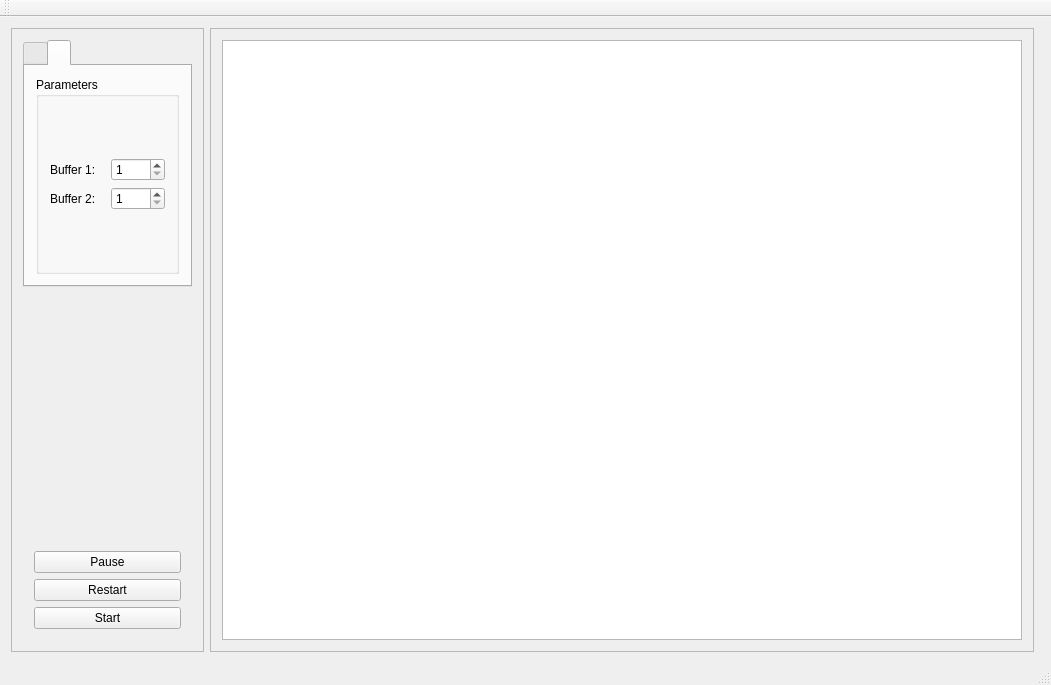
Before: the Qt Designer form mainwindow.ui in krasux/EBC, drawn with Qt 5.
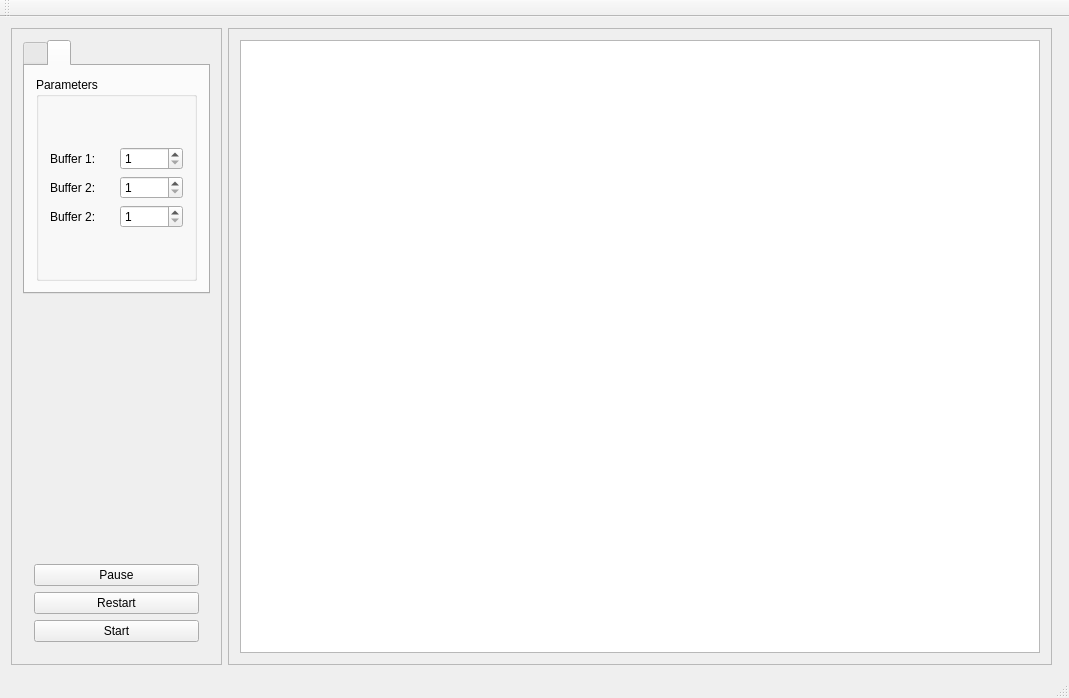
After: the same form once the commit is applied. The open tabs and pages were chosen to show the change.

Commit message: Another buffer added

Patch:
```diff
--- a/mainwindow.ui
+++ b/mainwindow.ui
@@ -6,8 +6,8 @@
    <rect>
     <x>0</x>
     <y>0</y>
-    <width>952</width>
-    <height>515</height>
+    <width>1069</width>
+    <height>698</height>
    </rect>
   </property>
   <property name="windowTitle">
@@ -143,6 +143,20 @@
                   </property>
                  </widget>
                 </item>
+                <item row="2" column="0">
+                 <widget class="QLabel" name="label_8">
+                  <property name="text">
+                   <string>Buffer 2:</string>
+                  </property>
+                 </widget>
+                </item>
+                <item row="2" column="1">
+                 <widget class="QSpinBox" name="spinBox_8">
+                  <property name="minimum">
+                   <number>1</number>
+                  </property>
+                 </widget>
+                </item>
                </layout>
               </item>
              </layout>
```
Left out of the diff: 5 changed lines with no effect on the pictures.
